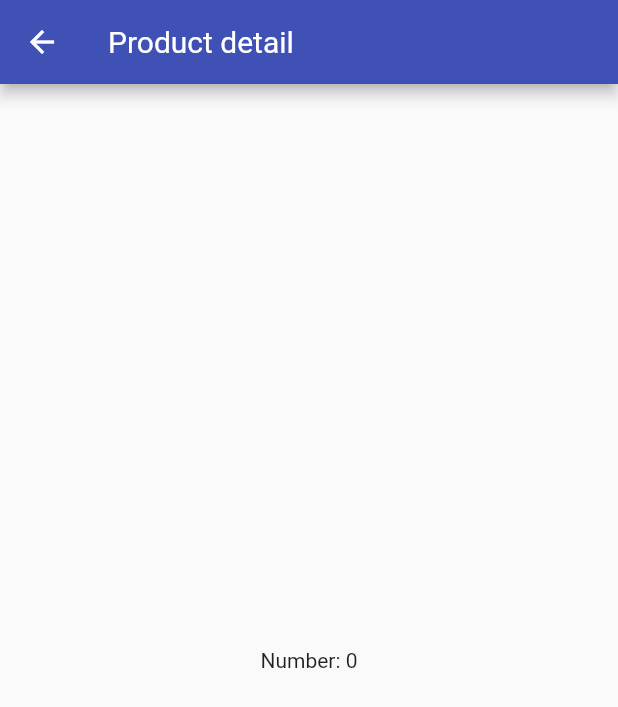
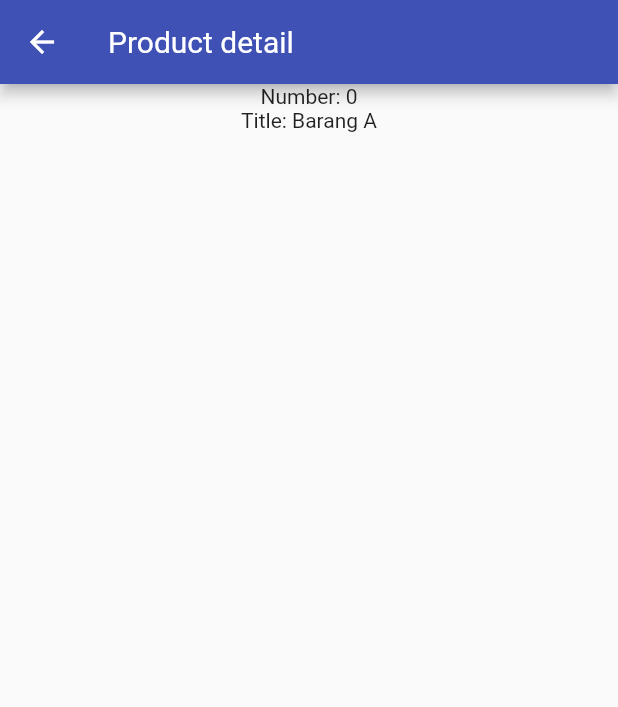
Before and after one commit to untaravc/flutter_start, a Flutter app: the screen it shows after launch, after a tap on "Barang A", on a phone screen of 412 x 824 dp. Shown: the top 707 px of the screen. Run offline on Flutter 3.47's test engine with Material 2 defaults, Android fonts, the phone set to English and light mode, and no system bars.

Commit message:
provider on detail screen

```diff
--- a/lib/provider/all_products.dart
+++ b/lib/provider/all_products.dart
@@ -14,4 +14,8 @@ class Products with ChangeNotifier {
   List<Product> get allproducts {
     return [..._allproducts];
   }
+
+  Product findById(productId) {
+    return _allproducts.firstWhere((prod) => prod.id == productId);
+  }
 }
--- a/lib/screens/product_detail_screen.dart
+++ b/lib/screens/product_detail_screen.dart
@@ -1,4 +1,6 @@
 import 'package:flutter/material.dart';
+import 'package:provider/provider.dart';
+import '../provider/all_products.dart';
 
 class ProductDetailScreen extends StatelessWidget {
   static const nameRoute = 'product-detail';
@@ -6,9 +8,20 @@ class ProductDetailScreen extends StatelessWidget {
   @override
   Widget build(BuildContext context) {
     final productId = ModalRoute.of(context)!.settings.arguments as String;
+    // final product = Provider.of<Products>(context)
+    //     .allproducts
+    //     .firstWhere((prod) => prod.id == productId);
+    final product = Provider.of<Products>(context).findById(productId);
+
     return Scaffold(
       appBar: AppBar(title: Text('Product detail')),
-      body: Center(child: Text('Number: ${productId}')),
+      body: Center(
+          child: Column(
+        children: [
+          Text('Number: ${product.id}'),
+          Text('Title: ${product.title}'),
+        ],
+      )),
     );
   }
 }
```
